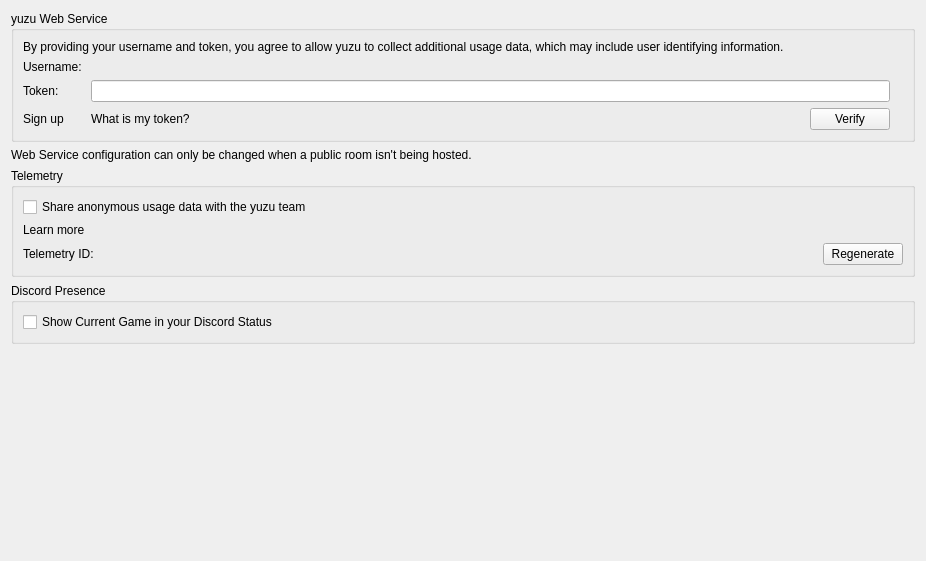
Qt form src/yuzu/configuration/configure_web.ui (yuzu-emu-mirror/yuzu) before a commit.
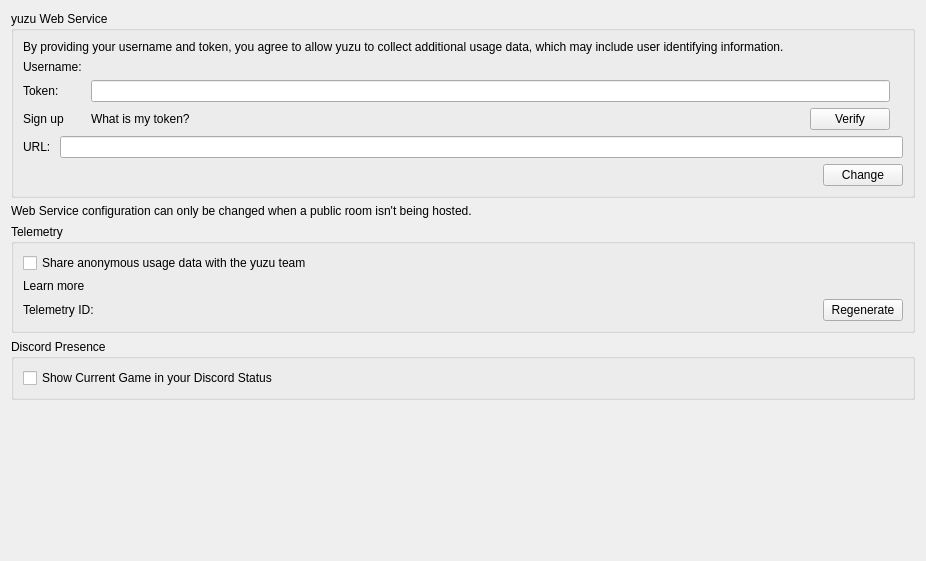
The same form after that commit.

```diff
--- a/src/yuzu/configuration/configure_web.ui
+++ b/src/yuzu/configuration/configure_web.ui
@@ -109,6 +109,53 @@
           </item>
          </layout>
         </item>
+        <item>
+         <layout class="QGridLayout" name="gridLayoutYuzureport">
+          <item row="2" column="3">
+           <widget class="QPushButton" name="button_change_url">
+            <property name="sizePolicy">
+             <sizepolicy hsizetype="Fixed" vsizetype="Fixed">
+              <horstretch>0</horstretch>
+              <verstretch>0</verstretch>
+             </sizepolicy>
+            </property>
+            <property name="layoutDirection">
+             <enum>Qt::RightToLeft</enum>
+            </property>
+            <property name="text">
+             <string>Change</string>
+            </property>
+           </widget>
+          </item>
+          <item row="1" column="0">
+           <widget class="QLabel" name="label_url">
+            <property name="text">
+             <string>URL: </string>
+            </property>
+           </widget>
+          </item>
+          <item row="1" column="1" colspan="3">
+           <widget class="QLineEdit" name="edit_url">
+            <property name="maxLength">
+             <number>80</number>
+            </property>
+           </widget>
+          </item>
+          <item row="2" column="2">
+           <spacer name="horizontalSpacer">
+            <property name="orientation">
+             <enum>Qt::Horizontal</enum>
+            </property>
+            <property name="sizeHint" stdset="0">
+             <size>
+              <width>40</width>
+              <height>20</height>
+             </size>
+            </property>
+           </spacer>
+          </item>
+         </layout>
+        </item>
        </layout>
       </widget>
      </item>
```
